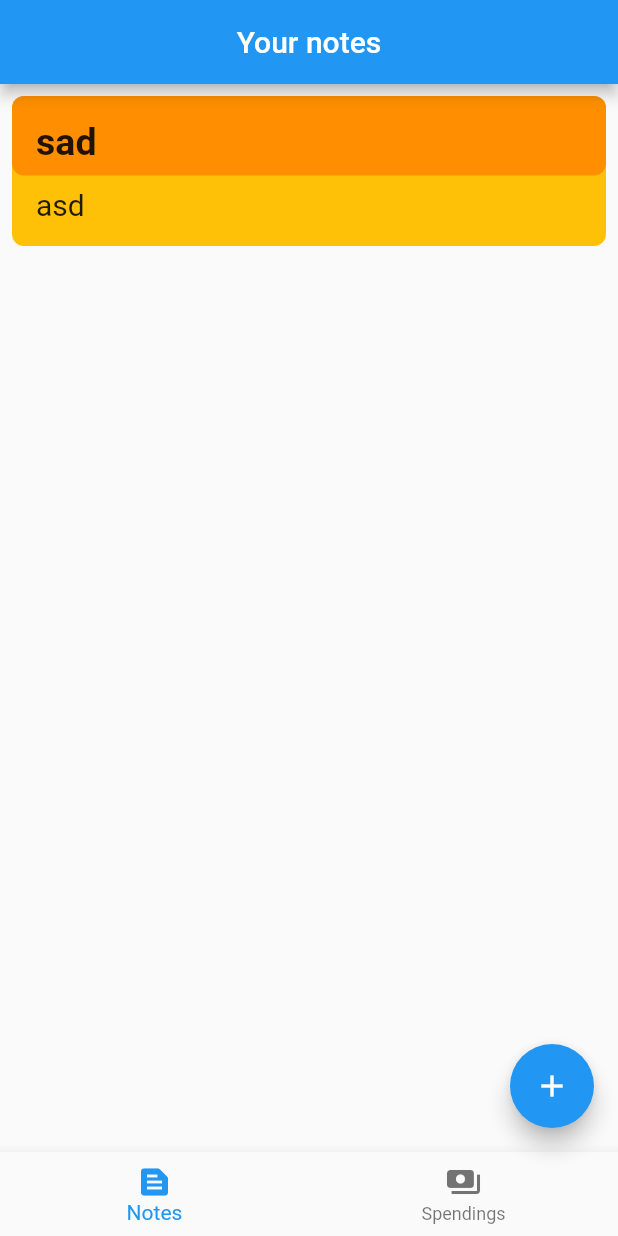
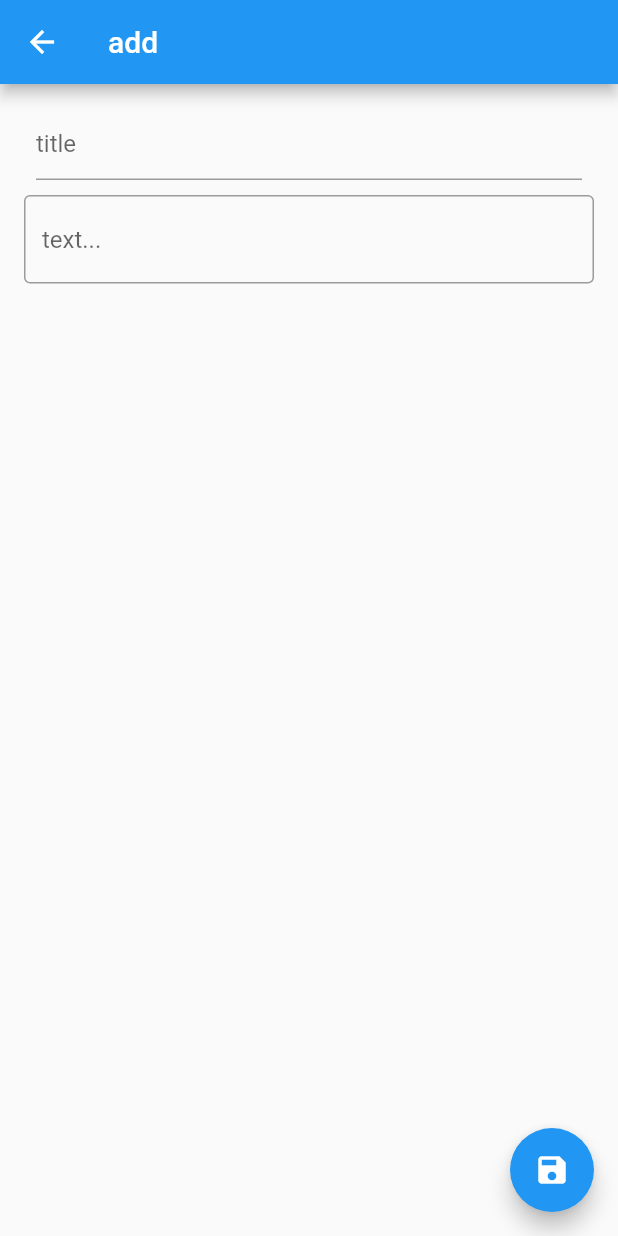
Before and after one commit to msjtw/listSplit, a Flutter app: the screen it shows after launch, after a tap on the "add" icon, on a phone screen of 412 x 824 dp. Run offline on Flutter 3.47's test engine with Material 2 defaults, Android fonts, the phone set to English and light mode, and no system bars.

Commit message:
add custom notes

```diff
--- a/lib/main.dart
+++ b/lib/main.dart
@@ -16,9 +16,14 @@ class NotesApp extends StatefulWidget {
 class _NotesAppState extends State<NotesApp> {
   @override
   Widget build(BuildContext context) {
-    return const MaterialApp(
+    return MaterialApp(
       title: 'notes app',
-      home: HomePage(),
+      initialRoute: '/',
+      routes: {
+        '/': (context) => const HomePage(),
+        '/NoteView': (context) => const NoteView(),
+        '/NoteAdd': (context) => const NoteAdd(),
+      },
     );
   }
 }
--- a/lib/noteview.dart
+++ b/lib/noteview.dart
@@ -24,7 +24,7 @@ class _NoteViewState extends State<NoteView> {
       ),
       floatingActionButton: FloatingActionButton(
         onPressed: () => setState(() {
-          notes.add(Note(heading: 'sad', text: 'asd'));
+          newnote(context);
         }),
         tooltip: 'add Note',
         child: const Icon(Icons.add),
@@ -43,14 +43,33 @@ class _NoteViewState extends State<NoteView> {
       ),
     );
   }
+
+  Future<void> newnote(BuildContext context) async {
+    var result = await Navigator.pushNamed(context, '/NoteAdd');
+    if (!mounted) return;
+    print(result);
+    if (result != null) {
+      setState(() {
+        notes.add(Note(
+          heading: (result as Map)['head'],
+          text: (result as Map)['text'],
+        ));
+      });
+    }
+  }
 }
 
-class Note extends StatelessWidget {
-  const Note({super.key, required this.heading, required this.text});
+class Note extends StatefulWidget {
+  Note({super.key, this.heading = '', this.text = ''});
 
-  final String heading;
-  final String text;
+  String heading;
+  String text;
 
+  @override
+  State<Note> createState() => _NoteState();
+}
+
+class _NoteState extends State<Note> {
   @override
   Widget build(BuildContext context) {
     return Padding(
@@ -71,14 +90,14 @@ class Note extends StatelessWidget {
               width: double.infinity,
               padding: EdgeInsets.fromLTRB(16, 16, 16, 8),
               child: Text(
-                heading,
+                widget.heading,
                 style: TextStyle(fontSize: 25, fontWeight: FontWeight.bold),
               ),
             ),
             Padding(
               padding: const EdgeInsets.fromLTRB(16, 8, 16, 16),
               child: Text(
-                text,
+                widget.text,
                 style: TextStyle(fontSize: 20),
               ),
             )
@@ -88,3 +107,61 @@ class Note extends StatelessWidget {
     );
   }
 }
+
+class NoteAdd extends StatefulWidget {
+  const NoteAdd({super.key});
+
+  @override
+  State<NoteAdd> createState() => _NoteAddState();
+}
+
+class _NoteAddState extends State<NoteAdd> {
+  Note note = Note(
+    heading: '',
+    text: '',
+  );
+
+  @override
+  Widget build(BuildContext context) {
+    return Scaffold(
+      appBar: AppBar(
+        title: const Text('add'),
+      ),
+      body: Padding(
+        padding: const EdgeInsets.all(16.0),
+        child: Column(
+          children: [
+            Padding(
+              padding: const EdgeInsets.fromLTRB(8.0, 0, 8.0, 10),
+              child: TextField(
+                decoration: const InputDecoration(
+                  border: UnderlineInputBorder(),
+                  hintText: 'title',
+                ),
+                onChanged: (text) {
+                  note.heading = text;
+                },
+              ),
+            ),
+            TextField(
+              decoration: const InputDecoration(
+                border: OutlineInputBorder(),
+                hintText: 'text...',
+              ),
+              onChanged: (text) {
+                note.text = text;
+              },
+            ),
+          ],
+        ),
+      ),
+      floatingActionButton: FloatingActionButton(
+        onPressed: () => setState(() {
+          Navigator.pop(context, {'head': note.heading, 'text': note.text});
+        }),
+        tooltip: 'save Note',
+        child: const Icon(Icons.save),
+      ),
+    );
+  }
+}
```
